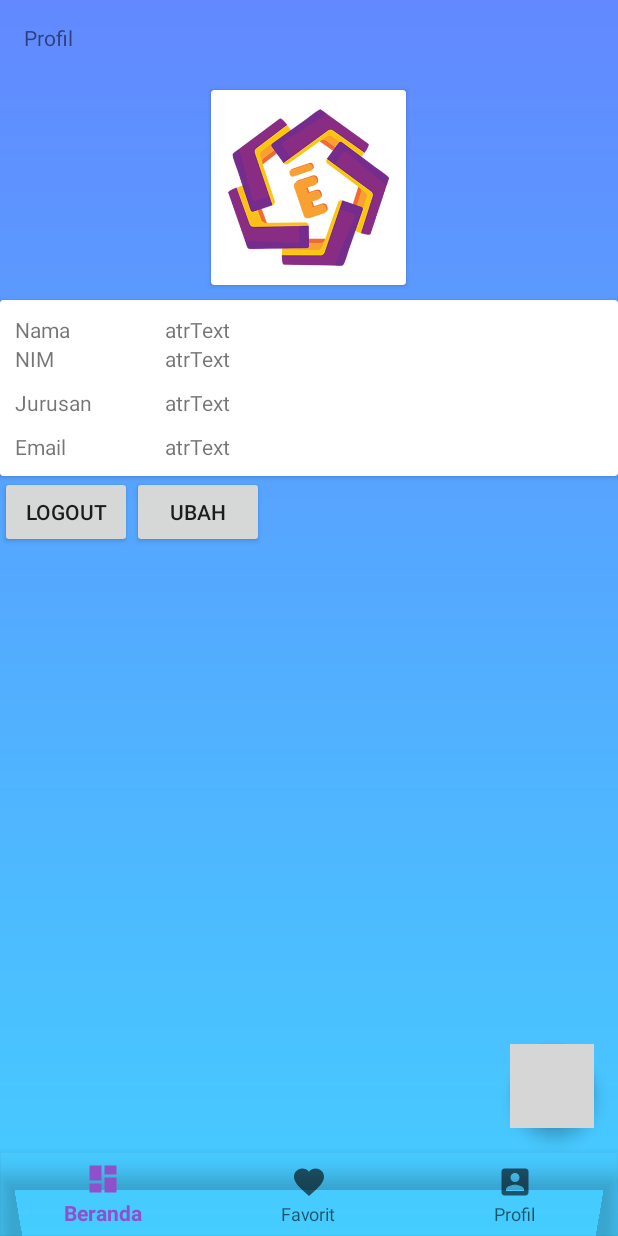
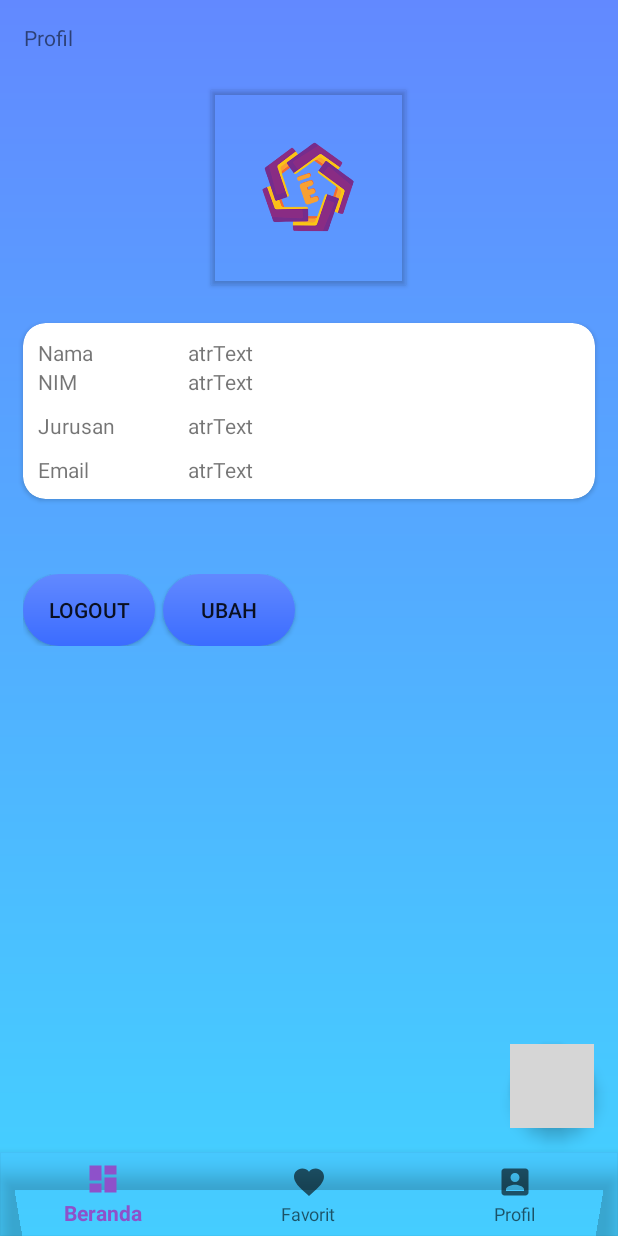
Before and after one commit to aggtrydi/Portal-Event-AMIKOM, an Android app: the fragment ProfilFragment placed in its activity, on a phone screen of 412 x 824 dp. Run offline under Robolectric (Android 15) with nearby library versions, the phone set to English and light mode, and no system bars; our stand-ins replace Firebase (no records; nobody signed in at launch, a user with empty details on screens opened directly), Picasso; grey boxes are pictures that could not be loaded.

Commit message:
membuat tampilan fragment profil

```diff
--- a/app/src/main/res/layout/fragment_profil.xml
+++ b/app/src/main/res/layout/fragment_profil.xml
@@ -5,7 +5,8 @@
     android:layout_width="match_parent"
     android:layout_height="match_parent"
     tools:context=".fragment.ProfilFragment"
-    android:orientation="vertical">
+    android:orientation="vertical"
+    android:background="@drawable/background_gradient">
 
     <!--    Image view Profil-->
     <androidx.appcompat.widget.Toolbar
@@ -27,13 +28,15 @@
         <androidx.cardview.widget.CardView
             android:layout_width="130dp"
             android:layout_height="130dp"
-            android:layout_gravity="center">
+            android:layout_gravity="center"
+            android:backgroundTint="#00000000">
 
             <ImageView
                 android:id="@+id/imgProfil"
                 android:layout_width="wrap_content"
                 android:layout_height="wrap_content"
-                android:src="@drawable/logo_pea" />
+                android:layout_gravity="center"
+                android:src="@mipmap/ic_launcher_foreground" />
         </androidx.cardview.widget.CardView>
     </LinearLayout>
     <!--     Info View Profil-->
@@ -42,6 +45,11 @@
         android:id="@+id/cardViewProfil"
         android:layout_width="match_parent"
         android:layout_height="wrap_content"
+        android:layout_marginTop="15dp"
+        app:cardCornerRadius="15dp"
+        android:layout_marginLeft="15dp"
+        android:layout_marginRight="15dp"
+        android:layout_marginBottom="50dp"
 >
 
         <LinearLayout
@@ -135,18 +143,22 @@
     <!--        Logout -->
     <LinearLayout
         android:layout_width="match_parent"
-        android:layout_height="wrap_content">
+        android:layout_height="wrap_content"
+        android:layout_marginLeft="15dp">
 
         <Button
             android:id="@+id/btnLogout"
             android:layout_width="wrap_content"
             android:layout_height="wrap_content"
+            android:layout_marginRight="5dp"
+            android:background="@drawable/btn_gradient"
             android:text="Logout" />
 
         <Button
             android:id="@+id/btnNama"
             android:layout_width="wrap_content"
             android:layout_height="wrap_content"
+            android:background="@drawable/btn_gradient"
             android:text="Ubah" />
     </LinearLayout>
 
```
